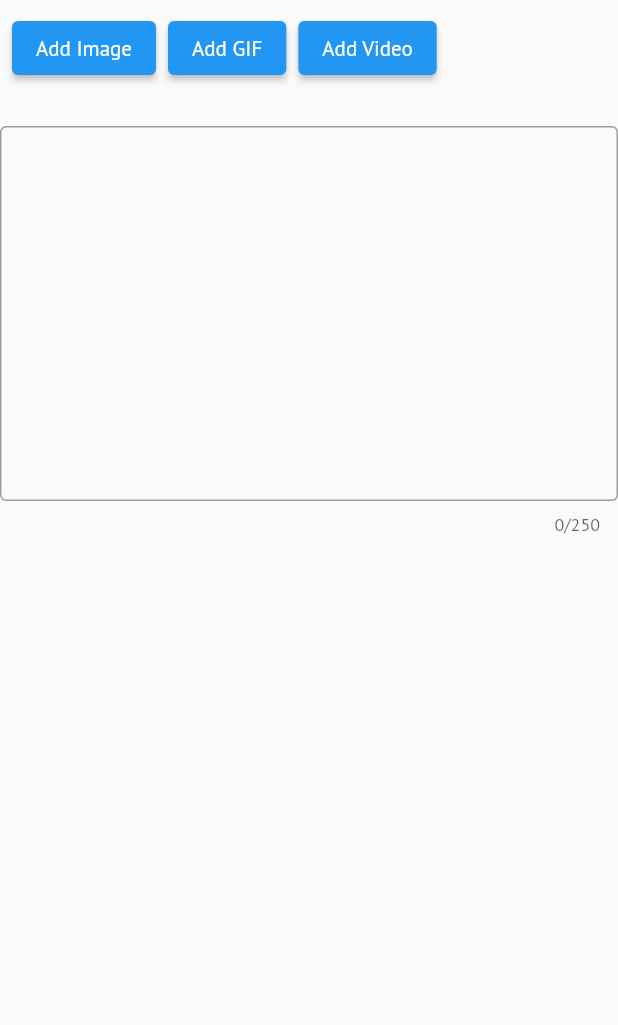
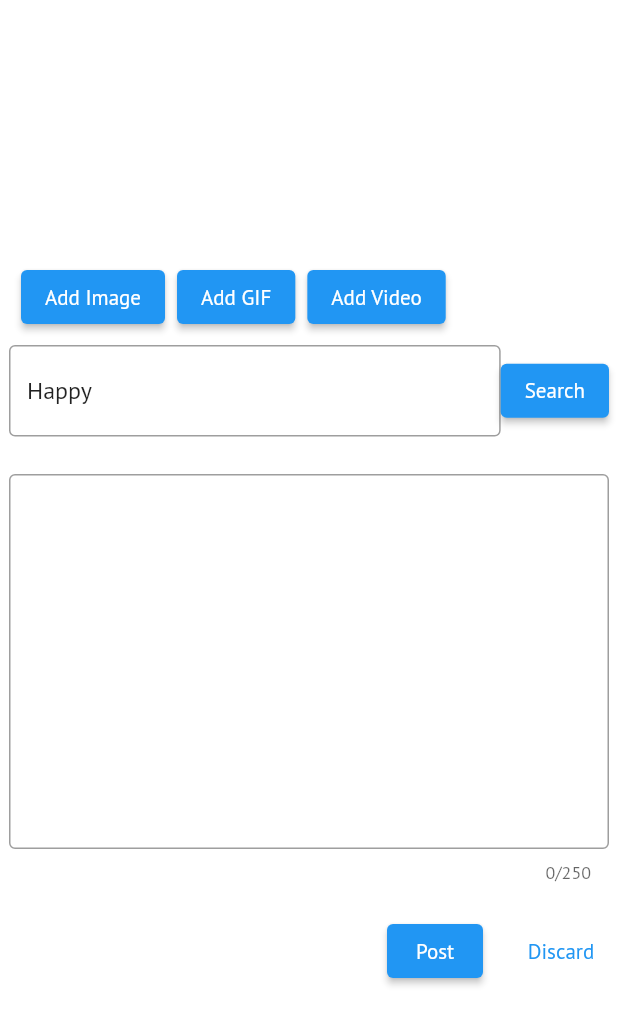
Before and after one commit to 99products/WishyWish, a Flutter app: the AddPost screen opened directly, after a tap on "Add Image", on a phone screen of 412 x 824 dp. Shown: the top 1025 px of the screen. Run offline on Flutter 3.47's test engine with Material 2 defaults, Android fonts, the phone set to English and light mode, and no system bars; our stand-ins replace cloud_firestore, firebase_core, firebase_storage, transparent_image; missing offline and left inert: flutterfire_ui, image_picker_for_web, image_picker_platform_interface; accounts and stored records are empty; generated files the repository leaves out were written again.

Commit message:
unsplash integration

```diff
--- a/lib/AddPost.dart
+++ /dev/null
@@ -1,124 +0,0 @@
-import 'package:cloud_firestore/cloud_firestore.dart';
-import 'package:firebase_storage/firebase_storage.dart';
-import 'package:flutter/material.dart';
-import 'package:image_picker_for_web/image_picker_for_web.dart';
-import 'package:image_picker_platform_interface/image_picker_platform_interface.dart';
-import 'package:wishywish/common.dart';
-
-class AddPost extends StatefulWidget {
-  InputMode INPUT_MODE = InputMode.IMAGE;
-  PickedFile? pickedImage;
-  TextEditingController textEditingController = new TextEditingController();
-  @override
-  State<StatefulWidget> createState() {
-    return AddPostState();
-  }
-
-  void addPost() async {
-    FirebaseStorage storage = FirebaseStorage.instance;
-    Reference storageRef =
-        storage.ref().child('images/${pickedImage!.path.split('/').last}');
-    storageRef
-        .putData(await pickedImage!.readAsBytes())
-        .then((TaskSnapshot snapshot) {
-      snapshot.ref.getDownloadURL().then((downloadUrl) {
-        //Post to firebase
-        FirebaseFirestore db = FirebaseFirestore.instance;
-        Map<String, dynamic> data = new Map();
-        data['imagePath'] = downloadUrl;
-        data['text'] = textEditingController.text;
-        db
-            .collection('wishywish')
-            .doc(defaultWish)
-            .collection('wishes')
-            .add(data);
-      });
-    });
-  }
-}
-
-enum InputMode { IMAGE, GIF, VIDEO }
-
-class AddPostState extends State<AddPost> {
-  @override
-  Widget build(BuildContext context) {
-    return SingleChildScrollView(
-      child: Column(
-        mainAxisSize: MainAxisSize.min,
-        crossAxisAlignment: CrossAxisAlignment.start,
-        mainAxisAlignment: MainAxisAlignment.center,
-        children: [
-          addControls(),
-          showOrHideFileInputs(),
-          SizedBox(
-            height: 20,
-          ),
-          TextField(
-              maxLines: 10,
-              maxLength: 250,
-              controller: widget.textEditingController,
-              decoration: new InputDecoration(
-                border: new OutlineInputBorder(
-                    borderSide: new BorderSide(color: Colors.teal)),
-              ))
-        ],
-      ),
-    );
-  }
-
-  Widget addControls() {
-    return ButtonBar(
-      alignment: MainAxisAlignment.start,
-      // buttonPadding: EdgeInsets.symmetric(horizontal: 30, vertical: 10),
-      children: [
-        ElevatedButton(
-          child: Text("Add Image"),
-          onPressed: () {
-            pickImage();
-          },
-        ),
-        ElevatedButton(
-          child: Text("Add GIF"),
-          onPressed: () {},
-        ),
-        ElevatedButton(
-          child: Text("Add Video"),
-          onPressed: () {},
-        )
-      ],
-    );
-  }
-
-  pickImage() async {
-    final ImagePickerPlugin _picker = ImagePickerPlugin();
-
-    PickedFile pickedFile =
-        await _picker.pickImage(source: ImageSource.gallery);
-    if (pickedFile != null && pickedFile.path != null) {
-      setState(() {
-        widget.pickedImage = pickedFile;
-        widget.INPUT_MODE = InputMode.IMAGE;
-      });
-    }
-  }
-
-  Widget showOrHideFileInputs() {
-    return Container(
-        child: widget.pickedImage != null
-            ? Image.network(
-                widget.pickedImage!.path,
-                width: 400,
-                fit: BoxFit.fitWidth,
-              )
-            : SizedBox(
-                width: 10,
-              ));
-  }
-
-  //unsplash api and show in staggered grid
-  //https://api.unsplash.com/search/photos?query=nature&client_id=Ef0Xmfc9-9vcPlOddxedaqbZMlwo5XaO-ExRKSWHDkk
-  void fetchAndShowPics(String query) {
-    // String url =
-    // "https://api.unsplash.com/search/photos?query=$query&client_id=${unsplashApiKey}";
-  }
-}
--- /dev/null
+++ b/lib/Pages/PostPage/addpost_page.dart
@@ -0,0 +1,202 @@
+import 'package:cloud_firestore/cloud_firestore.dart';
+import 'package:firebase_storage/firebase_storage.dart';
+import 'package:flutter/material.dart';
+import 'package:image_picker_for_web/image_picker_for_web.dart';
+import 'package:image_picker_platform_interface/image_picker_platform_interface.dart';
+import 'package:wishywish/Pages/PostPage/widgets/unplash_images.dart';
+import 'package:wishywish/common.dart';
+
+class AddPost extends StatefulWidget {
+  InputMode INPUT_MODE = InputMode.NONE;
+  PickedFile? pickedImage;
+  TextEditingController textEditingController = new TextEditingController();
+
+  AddPost({Key? key}) : super(key: key);
+
+  @override
+  State<StatefulWidget> createState() {
+    return AddPostState();
+  }
+
+  void addPost() async {
+    FirebaseStorage storage = FirebaseStorage.instance;
+    Reference storageRef =
+        storage.ref().child('images/${pickedImage!.path.split('/').last}');
+    storageRef
+        .putData(await pickedImage!.readAsBytes())
+        .then((TaskSnapshot snapshot) {
+      snapshot.ref.getDownloadURL().then((downloadUrl) {
+        //Post to firebase
+        FirebaseFirestore db = FirebaseFirestore.instance;
+        Map<String, dynamic> data = new Map();
+        data['imagePath'] = downloadUrl;
+        data['text'] = textEditingController.text;
+        db
+            .collection('wishywish')
+            .doc(defaultWish)
+            .collection('wishes')
+            .add(data);
+      });
+    });
+  }
+}
+
+enum InputMode { NONE, IMAGE, UNSPLASH, GIF, VIDEO }
+
+class AddPostState extends State<AddPost> {
+  @override
+  Widget build(BuildContext context) {
+    return Scaffold(backgroundColor: Colors.white, body: body());
+  }
+
+  Widget body() {
+    return Center(
+        child: SingleChildScrollView(
+      child: Container(
+          width: 400,
+          child: Column(
+            mainAxisSize: MainAxisSize.min,
+            crossAxisAlignment: CrossAxisAlignment.start,
+            mainAxisAlignment: MainAxisAlignment.center,
+            children: [
+              addControls(),
+              showOrHideFileInputs(),
+              SizedBox(
+                height: 20,
+              ),
+              inputText(),
+              SizedBox(
+                height: 20,
+              ),
+              bottomControls()
+            ],
+          )),
+    ));
+  }
+
+  Widget bottomControls() {
+    return Row(
+      mainAxisAlignment: MainAxisAlignment.end,
+      children: [
+        ElevatedButton(
+          onPressed: () {
+            Navigator.pop(context);
+          },
+          child: Text('Post'),
+        ),
+        SizedBox(
+          width: 20,
+        ),
+        TextButton(
+          onPressed: () {
+            widget.addPost();
+            Navigator.pop(context);
+          },
+          child: Text('Discard'),
+        ),
+      ],
+    );
+  }
+
+  Widget inputText() {
+    return TextField(
+        maxLines: 10,
+        maxLength: 250,
+        controller: widget.textEditingController,
+        decoration: new InputDecoration(
+          border: new OutlineInputBorder(
+              borderSide: new BorderSide(color: Colors.teal)),
+        ));
+  }
+
+  Widget addControls() {
+    return ButtonBar(
+      alignment: MainAxisAlignment.start,
+      // buttonPadding: EdgeInsets.symmetric(horizontal: 30, vertical: 10),
+      children: [
+        ElevatedButton(
+          child: Text("Add Image"),
+          onPressed: () {
+            unSplash();
+          },
+        ),
+        ElevatedButton(
+          child: Text("Add GIF"),
+          onPressed: () {},
+        ),
+        ElevatedButton(
+          child: Text("Add Video"),
+          onPressed: () {},
+        )
+      ],
+    );
+  }
+
+  unSplash() {
+    setState(() {
+      widget.INPUT_MODE = InputMode.UNSPLASH;
+    });
+  }
+
+  pickImage() async {
+    final ImagePickerPlugin _picker = ImagePickerPlugin();
+
+    PickedFile pickedFile =
+        await _picker.pickImage(source: ImageSource.gallery);
+    if (pickedFile != null && pickedFile.path != null) {
+      setState(() {
+        widget.pickedImage = pickedFile;
+        widget.INPUT_MODE = InputMode.IMAGE;
+      });
+    }
+  }
+
+  updateImage(String imagePath) {
+    setState(() {
+      // widget.pickedImage = imagePath;
+      widget.INPUT_MODE = InputMode.IMAGE;
+    });
+  }
+
+  Widget showOrHideFileInputs() {
+    return mediaWidget();
+  }
+
+  Widget mediaWidget() {
+    if (widget.INPUT_MODE == InputMode.IMAGE) {
+      return imageWidget();
+    }
+    // else if (widget.INPUT_MODE == InputMode.GIF) {
+    //   return gifWidget();
+    // } else if (widget.INPUT_MODE == InputMode.VIDEO) {
+    //   return videoWidget();
+    // }
+    else if (widget.INPUT_MODE == InputMode.UNSPLASH) {
+      return unsplashWidget();
+    } else {
+      return SizedBox(
+        width: 10,
+      );
+    }
+  }
+
+  Widget unsplashWidget() {
+    return UnSplashImageWidget();
+  }
+
+  Widget imageWidget() {
+    return Center(
+        child: Image.network(
+      widget.pickedImage!.path,
+      width: 400,
+      fit: BoxFit.fitWidth,
+    ));
+  }
+
+  //unsplash api and show in staggered grid
+  //https://api.unsplash.com/search/photos?query=nature&client_id=Ef0Xmfc9-9vcPlOddxedaqbZMlwo5XaO-ExRKSWHDkk
+  void fetchAndShowPics(String query) {
+    // String url =
+    // "https://api.unsplash.com/search/photos?query=$query&client_id=${unsplashApiKey}";
+  }
+}
--- /dev/null
+++ b/lib/Pages/PostPage/widgets/unplash_images.dart
@@ -0,0 +1,94 @@
+import 'package:flutter/material.dart';
+import 'package:flutter_staggered_grid_view/flutter_staggered_grid_view.dart';
+import 'package:http/http.dart' as http;
+import 'dart:convert';
+
+import 'package:transparent_image/transparent_image.dart';
+
+class UnSplashImageWidget extends StatefulWidget {
+  @override
+  State<StatefulWidget> createState() {
+    return _UnSplashImageWidgetState();
+  }
+}
+
+class _UnSplashImageWidgetState extends State<UnSplashImageWidget> {
+  TextEditingController _searchController =
+      new TextEditingController(text: 'Happy');
+  var searchResults = {};
+  final client_id = "Ef0Xmfc9-9vcPlOddxedaqbZMlwo5XaO-ExRKSWHDkk";
+  @override
+  Widget build(BuildContext context) {
+    return Column(children: [
+      searchControls(),
+      searchResults.isNotEmpty
+          ? Container(height: 500, child: imageList())
+          : SizedBox(
+              height: 5,
+            )
+    ]);
+    ;
+  }
+
+  Widget imageList() {
+    return MasonryGridView.count(
+        primary: false,
+        crossAxisCount: 2,
+        mainAxisSpacing: 6,
+        crossAxisSpacing: 6,
+        itemCount: searchResults['results'].length,
+        itemBuilder: (BuildContext context, int index) {
+          return Container(
+              decoration: BoxDecoration(
+                color: Colors.transparent,
+                borderRadius: BorderRadius.all(Radius.circular(5)),
+              ),
+              child: ClipRRect(
+                borderRadius: BorderRadius.all(Radius.circular(5)),
+                child: GestureDetector(
+                  onTap: () {
+                    // Navigator.push(
+                    //     context,
+                    //     MaterialPageRoute(
+                    //         builder: (context) => ImageView(
+                    //             imgPath: searchResults["results"][index]["urls"]
+                    //             ["regular"])));
+                  },
+                  child: FadeInImage.memoryNetwork(
+                    placeholder: kTransparentImage,
+                    image: searchResults["results"][index]["urls"]["thumb"],
+                    fit: BoxFit.cover,
+                  ),
+                ),
+              ));
+        });
+  }
+
+  Widget searchControls() {
+    return Row(children: <Widget>[
+      Expanded(
+        child: TextField(
+          controller: _searchController,
+          decoration:
+              InputDecoration(hintText: 'Search', border: OutlineInputBorder()),
+        ),
+      ),
+      ElevatedButton(
+          child: Text('Search'),
+          onPressed: () {
+            getSearch();
+          })
+    ]);
+  }
+
+  getSearch() async {
+    //TODO add pagination
+    var url =
+        "https://api.unsplash.com/search/photos?per_page=30&query=${_searchController.text}&client_id=$client_id";
+    var response = await http.get(Uri.parse(url));
+    var converted = json.decode(response.body);
+    setState(() {
+      searchResults = converted;
+    });
+  }
+}
--- a/lib/main.dart
+++ b/lib/main.dart
@@ -1,5 +1,6 @@
 import 'package:flutter/material.dart';
 import 'package:firebase_core/firebase_core.dart';
+import 'package:wishywish/Pages/PostPage/addpost_page.dart';
 import 'package:wishywish/Pages/HomePage/myhome_page.dart';
 import 'firebase_options.dart';
 import 'Pages/WelcomePage/welcome_page.dart';
@@ -25,7 +26,7 @@ class MyApp extends StatelessWidget {
           primarySwatch: Colors.blue,
         ),
         routes: {
-          '/': (context) => const WelcomePage(),
+          '/': (context) => AddPost(),
           '/wishyboard': (context) => const MyHomePage(),
         });
   }
--- a/pubspec.yaml
+++ b/pubspec.yaml
@@ -37,6 +37,7 @@ dependencies:
   flutterfire_ui: ^0.4.2+3
   image_picker_for_web: ^2.1.8
   path_provider: ^2.0.11
+  transparent_image: ^2.0.0
 
 dev_dependencies:
   flutter_test:
```
Also changed, not shown: lib/Pages/HomePage/myhome_page.dart (+5 -2 lines), pubspec.lock, 1 other file.
